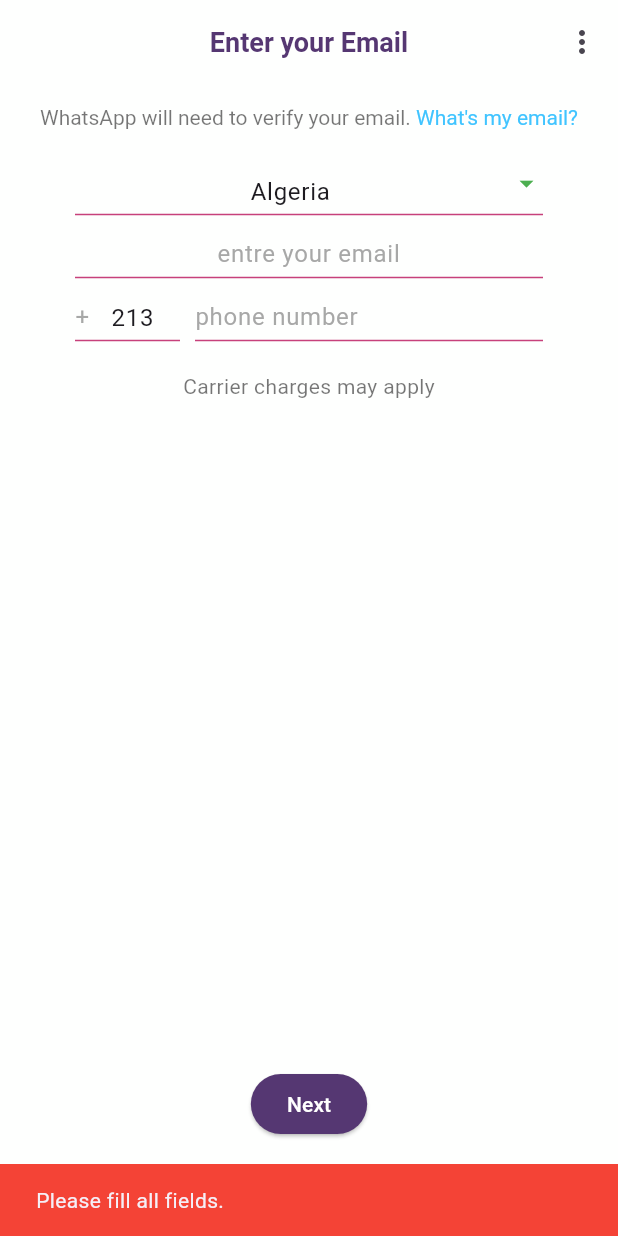
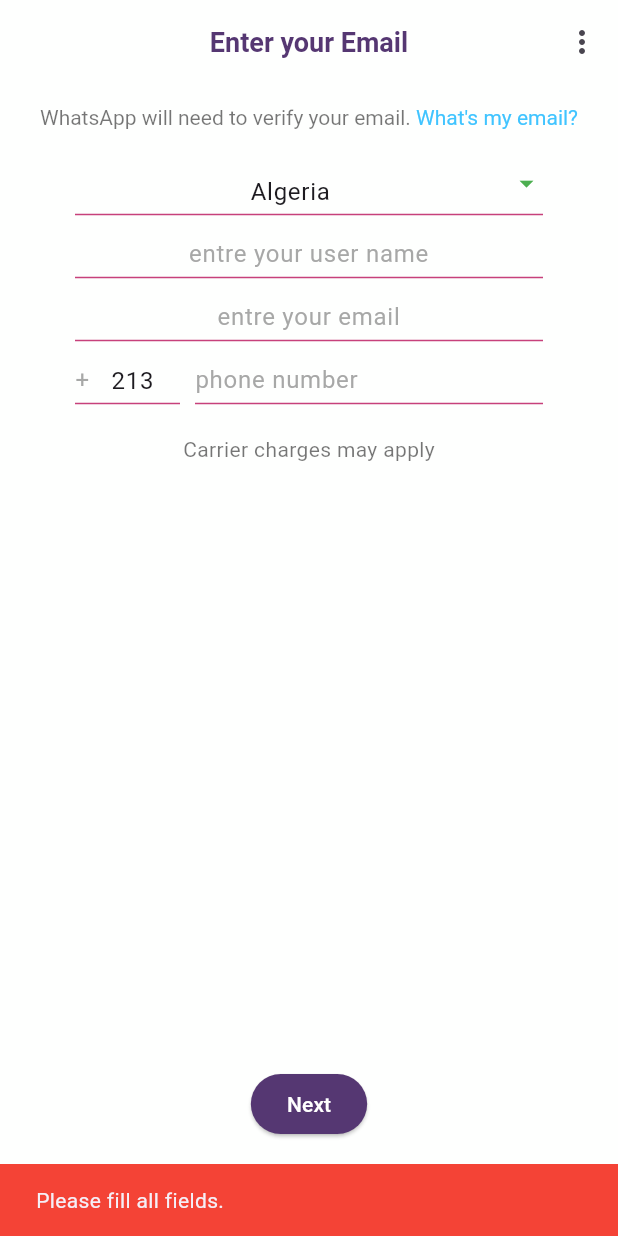
Before and after one commit to YacineHekkas/Chat_Application-chaty-chat-, a Flutter app: the screen it shows after launch, after a tap on "Next", on a phone screen of 412 x 824 dp. Run offline on Flutter 3.47's test engine with Material 3 defaults, Android fonts, the phone set to English and light mode, and no system bars; our stand-ins replace country_picker, dio, flutter_riverpod, flutter_secure_storage, riverpod, riverpod_annotation and 1 more; missing offline and left inert: expandable_menu; network calls fail; Roboto replaces fonts that are missing (OpenSans).

Commit message:
last version

```diff
--- a/lib/View/Screens/Auth/LoginScreen.dart
+++ b/lib/View/Screens/Auth/LoginScreen.dart
@@ -15,6 +15,7 @@ class _LoginScreenState extends ConsumerState<LoginScreen> {
 
  // late Response response;
   late TextEditingController countryNameController;
+  late TextEditingController userNameController;
   late TextEditingController countryCodeController;
   late TextEditingController phonNumberController;
   late TextEditingController emailController;
@@ -26,6 +27,7 @@ class _LoginScreenState extends ConsumerState<LoginScreen> {
     countryNameController = TextEditingController(text: 'Algeria');
     countryCodeController = TextEditingController(text: '213');
     phonNumberController = TextEditingController();
+    userNameController = TextEditingController();
     emailController = TextEditingController();
     super.initState();
   }
@@ -101,6 +103,16 @@ class _LoginScreenState extends ConsumerState<LoginScreen> {
               Padding(
                 padding: const EdgeInsets.symmetric(horizontal: 50),
                 child:  CustomTextField(
+                  controller: userNameController,
+                  hintText: 'entre your user name',
+                  textAlign: TextAlign.center,
+                  keyboardType: TextInputType.number,
+                ),
+              ),
+              const SizedBox(height: 10),
+              Padding(
+                padding: const EdgeInsets.symmetric(horizontal: 50),
+                child:  CustomTextField(
                   controller: emailController,
                   hintText: 'entre your email',
                   textAlign: TextAlign.center,
@@ -154,12 +166,13 @@ class _LoginScreenState extends ConsumerState<LoginScreen> {
                   backgroundColor: MaterialStateProperty.all<Color>(Theme.of(context).indicatorColor),
                 ),
                 onPressed: () async {
-                  if ((phonNumberController.text == "") || (emailController.text == "")) {
+                  if ((phonNumberController.text == "") || (emailController.text == "") || ( userNameController.text == "" )) {
                     ScaffoldMessenger.of(context).showSnackBar(const SnackBar(
                       backgroundColor: Colors.red,
                       content: Text('Please fill all fields.'),
                     ));
-                  }else if (!isEmailValid(emailController.text)) {
+                  }
+                  else if (!isEmailValid(emailController.text)) {
                     // Display an error message if email format is invalid
                     ScaffoldMessenger.of(context).showSnackBar(const SnackBar(
                       backgroundColor: Colors.red,
@@ -167,7 +180,7 @@ class _LoginScreenState extends ConsumerState<LoginScreen> {
                     ));
                   }
                   else{
-                    ref.read(authNotifierProvider.notifier).login(email: emailController.text, context: context);
+                    ref.read ( authNotifierProvider.notifier ).login(email: emailController.text, username : userNameController.text, context: context );
                   }
 
                 },
@@ -189,7 +202,6 @@ class _LoginScreenState extends ConsumerState<LoginScreen> {
     final emailRegExp = RegExp(r'^[\w-\.]+@([\w-]+\.)+[\w-]{2,4}$');
     return emailRegExp.hasMatch(email);
   }
-
 
 
   showCountryPickerBottomSheet() {
--- a/lib/main.dart
+++ b/lib/main.dart
@@ -16,7 +16,7 @@ Future<void> checkIfTheUserIsSigned() async {
 
 
   final FlutterSecureStorage secureStorage = FlutterSecureStorage();
-  await secureStorage.delete(key: 'userId');
+  //await secureStorage.delete(key: 'userId');
   String?  authToken = await secureStorage.read(key: 'userId');
   loggedIn = (authToken != null);
 
--- a/pubspec.yaml
+++ b/pubspec.yaml
@@ -20,6 +20,7 @@ dependencies:
   expandable_menu: ^0.0.5
   flutter_secure_storage: ^9.0.0
   flutter_riverpod: ^2.4.9
+  riverpod_annotation: ^2.3.4
   country_picker: ^2.0.24
 dev_dependencies:
   flutter_test:
```
Also changed, not shown: lib/Controller/auth.dart (+7 -5 lines), lib/Controller/chatController.dart (added, +42 -0 lines), lib/Models/user_model.dart (added, +11 -0 lines), lib/View/Pages/ChatPage.dart (+7 -0 lines), lib/View/Screens/HomeScreen.dart (+12 -9 lines), pubspec.lock.
